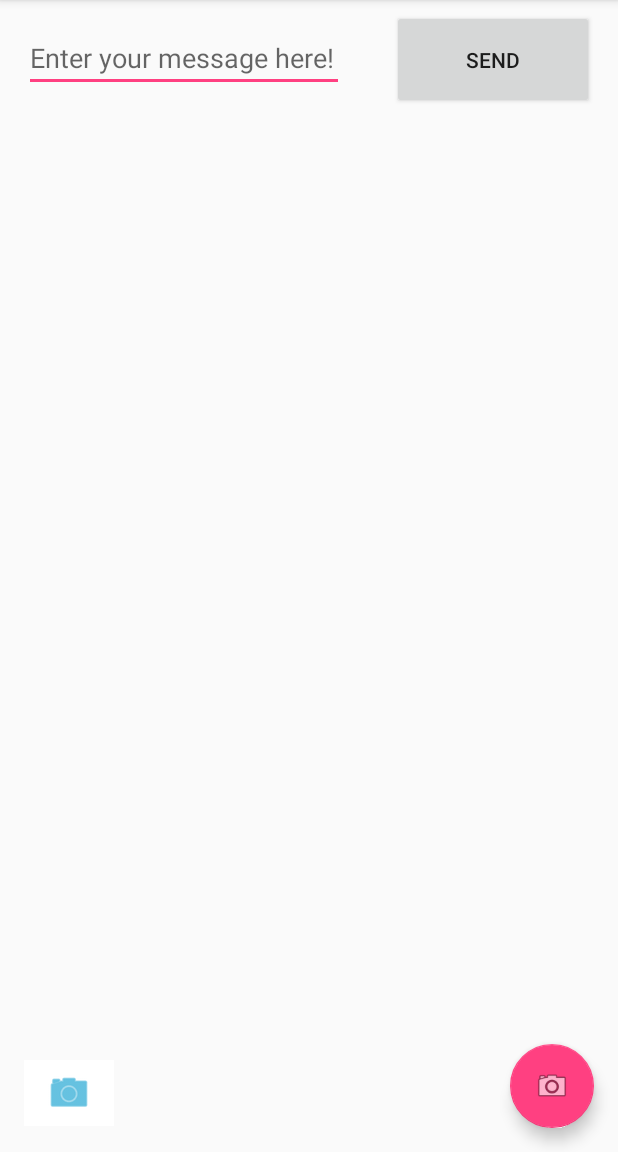
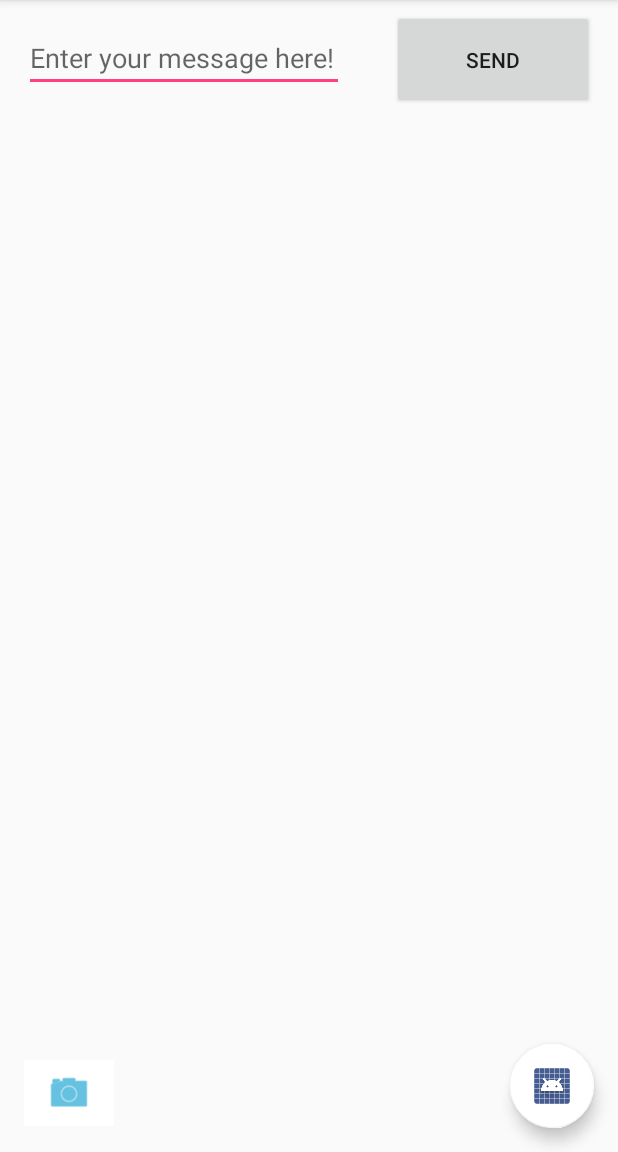
Before and after one commit to angrySloth357/helloDroid, an Android app: the screen it shows after launch (MainActivity), on a phone screen of 412 x 824 dp, the part 84-1236 px from its top. Run offline under Robolectric (Android 15) with nearby library versions, the phone set to English and light mode, and no system bars; 1 statement that could not run was skipped.

Commit message:
changed front

```diff
--- a/app/src/main/res/layout/activity_main.xml
+++ b/app/src/main/res/layout/activity_main.xml
@@ -29,6 +29,7 @@
         android:layout_gravity="bottom|end"
         android:layout_margin="@dimen/fab_margin"
         android:onClick="dispatchTakePictureIntent"
-        app:srcCompat="@android:drawable/ic_menu_camera" />
+        app:backgroundTint="@android:color/background_light"
+        app:srcCompat="@android:drawable/sym_def_app_icon" />
 
 </android.support.design.widget.CoordinatorLayout>
```
